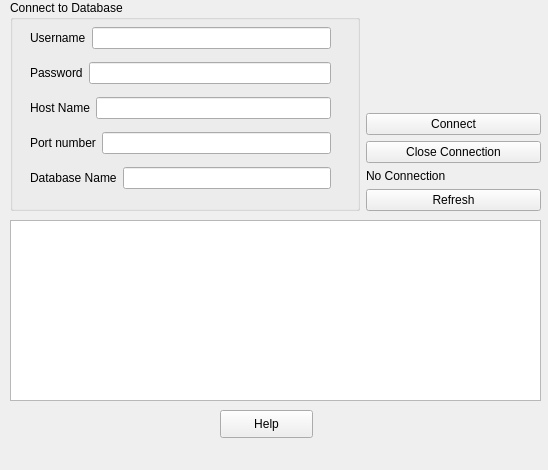
Before: the Qt Designer form databasewindow.ui in szugyizs/QtWhiteSpaceManager, drawn with Qt 5.
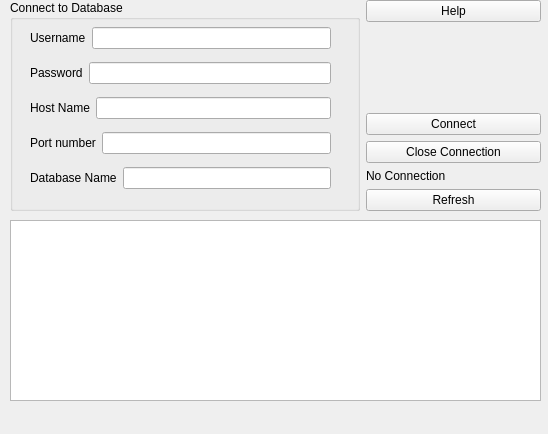
After: the same form once the commit is applied.

The edit to the form file:
```diff
--- a/databasewindow.ui
+++ b/databasewindow.ui
@@ -7,7 +7,7 @@
     <x>0</x>
     <y>0</y>
     <width>548</width>
-    <height>470</height>
+    <height>434</height>
    </rect>
   </property>
   <property name="windowTitle">
@@ -125,6 +125,13 @@
      </item>
      <item>
       <layout class="QVBoxLayout" name="verticalLayout_2">
+       <item>
+        <widget class="QPushButton" name="helpBtn">
+         <property name="text">
+          <string>Help</string>
+         </property>
+        </widget>
+       </item>
        <item>
         <spacer name="verticalSpacer">
          <property name="orientation">
@@ -170,19 +177,6 @@
      </item>
     </layout>
    </widget>
-   <widget class="QPushButton" name="helpBtn">
-    <property name="geometry">
-     <rect>
-      <x>220</x>
-      <y>410</y>
-      <width>93</width>
-      <height>28</height>
-     </rect>
-    </property>
-    <property name="text">
-     <string>Help</string>
-    </property>
-   </widget>
   </widget>
   <widget class="QMenuBar" name="menubar">
    <property name="geometry">
```
